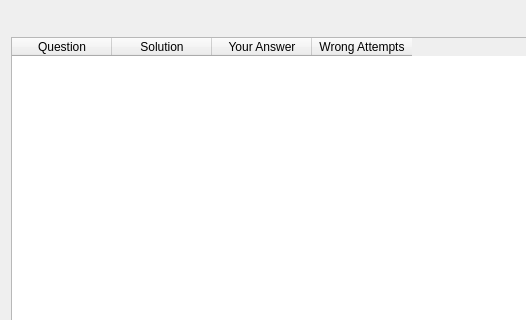
Qt form src/practice/practicesummarywidget.ui (KDE/parley) before a commit; both pictures show x 0 to 526 and y 0 to 320 of the 625 by 565 pixel window.
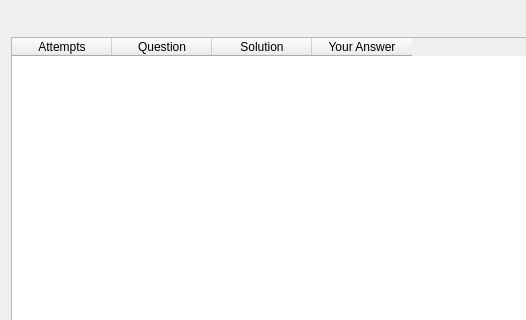
The same form after that commit. Custom widgets are drawn as their Qt base class.

Commit message:
Improve summary after practice.
Moved the number attempt column to the left.
Added icons before user input.

The edit to the form file:
```diff
--- a/src/practice/practicesummarywidget.ui
+++ b/src/practice/practicesummarywidget.ui
@@ -23,6 +23,11 @@
    </item>
    <item>
     <widget class="QTableWidget" name="tableWidget">
+     <column>
+      <property name="text">
+       <string>Attempts</string>
+      </property>
+     </column>
      <column>
       <property name="text">
        <string>Question</string>
@@ -38,11 +43,6 @@
        <string>Your Answer</string>
       </property>
      </column>
-     <column>
-      <property name="text">
-       <string>Wrong Attempts</string>
-      </property>
-     </column>
     </widget>
    </item>
   </layout>
```
The commit also changes 1 other file.
